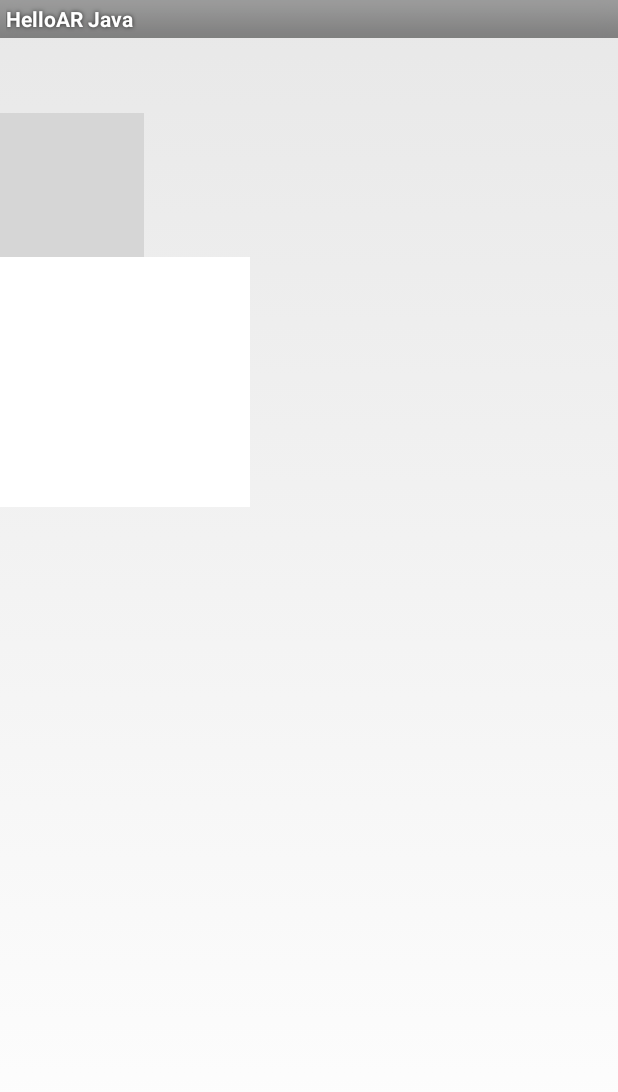
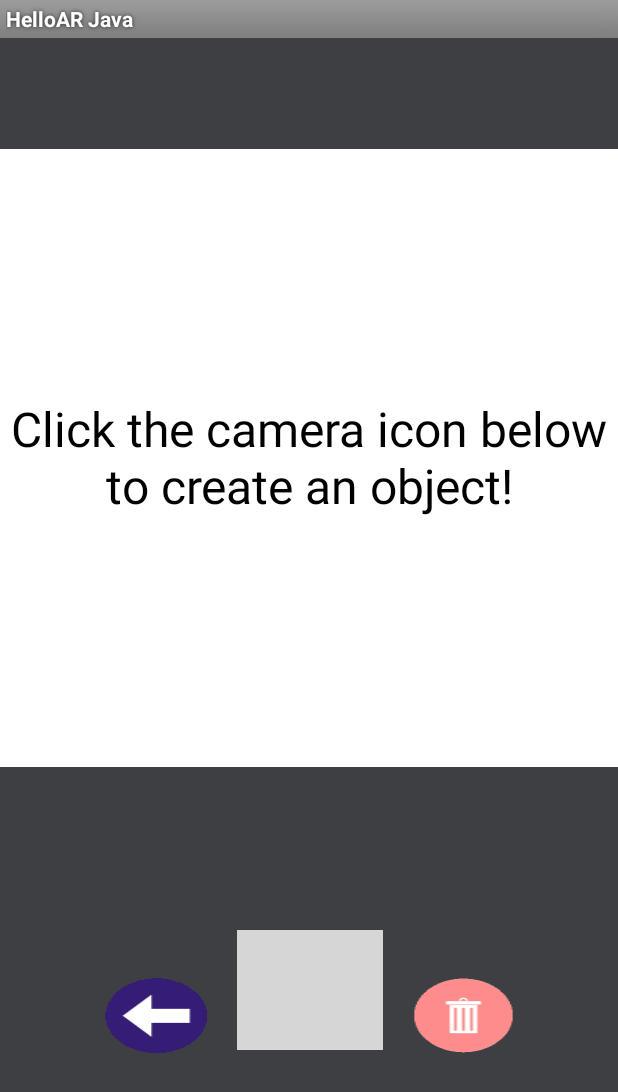
Before and after one commit to jayleenli/AR-Sandbox-Aquarium, an Android app: the layout activity_camera.xml on its own in the app's theme, with its tools: preview values and no code run, on a phone screen of 412 x 824 dp. Shown: the top 1092 px of the screen. Run offline under Robolectric (Android 15) with nearby library versions, the phone set to English and light mode, and no system bars; grey boxes are pictures that could not be loaded.

Commit message:
Graphic design is my passion with slightly misaligned buttons no worries, camera works but it saves bitmaps..

```diff
--- a/ar_sandbox_aquarium/app/src/main/AndroidManifest.xml
+++ b/ar_sandbox_aquarium/app/src/main/AndroidManifest.xml
@@ -14,7 +14,8 @@
     <uses-feature
         android:glEsVersion="0x00020000"
         android:required="true" />
-    <uses-feature android:name="android.hardware.camera"
+    <uses-feature
+        android:name="android.hardware.camera"
         android:required="true" />
 
     <application
@@ -27,8 +28,8 @@
         <activity
             android:name=".CameraActivity"
             android:configChanges="orientation|keyboardHidden|screenSize"
-            android:label="@string/title_activity_camera"
-            android:theme="@style/FullscreenTheme"></activity>
+            android:screenOrientation="locked"
+            android:theme="@style/Theme.AppCompat.NoActionBar"/>
         <activity
             android:name=".ArSandboxMainActivity"
             android:configChanges="orientation|screenSize"
--- a/ar_sandbox_aquarium/app/src/main/java/com/google/ar/core/examples/java/arsandboxaquarium/CameraActivity.java
+++ b/ar_sandbox_aquarium/app/src/main/java/com/google/ar/core/examples/java/arsandboxaquarium/CameraActivity.java
@@ -50,7 +50,7 @@ public class CameraActivity extends Activity {
    */
   private static final int UI_ANIMATION_DELAY = 300;
   private final Handler mHideHandler = new Handler();
-  //private View mContentView;
+  private View mContentView;
   private final Runnable mHidePart2Runnable = new Runnable() {
     @SuppressLint("InlinedApi")
     @Override
@@ -60,15 +60,15 @@ public class CameraActivity extends Activity {
       // Note that some of these constants are new as of API 16 (Jelly Bean)
       // and API 19 (KitKat). It is safe to use them, as they are inlined
       // at compile-time and do nothing on earlier devices.
-//      mContentView.setSystemUiVisibility(View.SYSTEM_UI_FLAG_LOW_PROFILE
-//              | View.SYSTEM_UI_FLAG_FULLSCREEN
-//              | View.SYSTEM_UI_FLAG_LAYOUT_STABLE
-//              | View.SYSTEM_UI_FLAG_IMMERSIVE_STICKY
-//              | View.SYSTEM_UI_FLAG_LAYOUT_HIDE_NAVIGATION
-//              | View.SYSTEM_UI_FLAG_HIDE_NAVIGATION);
+      mContentView.setSystemUiVisibility(View.SYSTEM_UI_FLAG_LOW_PROFILE
+              | View.SYSTEM_UI_FLAG_FULLSCREEN
+              | View.SYSTEM_UI_FLAG_LAYOUT_STABLE
+              | View.SYSTEM_UI_FLAG_IMMERSIVE_STICKY
+              | View.SYSTEM_UI_FLAG_LAYOUT_HIDE_NAVIGATION
+              | View.SYSTEM_UI_FLAG_HIDE_NAVIGATION);
     }
   };
-  //private View mControlsView;
+  private View mControlsView;
   private final Runnable mShowPart2Runnable = new Runnable() {
     @Override
     public void run() {
@@ -77,7 +77,7 @@ public class CameraActivity extends Activity {
 //      if (actionBar != null) {
 //        actionBar.show();
 //      }
-      //mControlsView.setVisibility(View.VISIBLE);
+      mControlsView.setVisibility(View.VISIBLE);
     }
   };
   private boolean mVisible;
@@ -113,13 +113,13 @@ public class CameraActivity extends Activity {
 
   @Override
   protected void onCreate(Bundle savedInstanceState) {
-
-    mVisible = true;
+    mVisible = false;
+    mContentView= getWindow().getDecorView();
 
 
     super.onCreate(savedInstanceState);
     setContentView(R.layout.activity_camera);
-    this.imageView = (ImageView)this.findViewById(R.id.imageView1);
+    this.imageView = (ImageView)this.findViewById(R.id.objectImageView);
     ImageButton photoButton = (ImageButton) this.findViewById(R.id.take_photo);
     photoButton.setOnClickListener(new View.OnClickListener()
     {
@@ -180,23 +180,11 @@ public class CameraActivity extends Activity {
 
   private void hide() {
     // Hide UI first
-    //mControlsView.setVisibility(View.GONE);
-    //mVisible = false;
+    mVisible = false;
 
     // Schedule a runnable to remove the status and navigation bar after a delay
     mHideHandler.removeCallbacks(mShowPart2Runnable);
     mHideHandler.postDelayed(mHidePart2Runnable, UI_ANIMATION_DELAY);
-  }
-
-  private void show() {
-    // Show the system bar
-//    mContentView.setSystemUiVisibility(View.SYSTEM_UI_FLAG_LAYOUT_FULLSCREEN
-//            | View.SYSTEM_UI_FLAG_LAYOUT_HIDE_NAVIGATION);
-//    mVisible = true;
-
-    // Schedule a runnable to display UI elements after a delay
-    mHideHandler.removeCallbacks(mHidePart2Runnable);
-    mHideHandler.postDelayed(mShowPart2Runnable, UI_ANIMATION_DELAY);
   }
 
   /**
--- a/ar_sandbox_aquarium/app/src/main/res/layout/activity_camera.xml
+++ b/ar_sandbox_aquarium/app/src/main/res/layout/activity_camera.xml
@@ -1,31 +1,81 @@
 <?xml version="1.0" encoding="utf-8"?>
 <LinearLayout xmlns:android="http://schemas.android.com/apk/res/android"
+    android:id="@+id/activity_camera"
     android:layout_width="fill_parent"
     android:layout_height="fill_parent"
-    android:orientation="vertical">
+    android:background="#3e3f42"
+    android:orientation="vertical"
+    android:weightSum="1"
+    android:theme="@style/AppTheme.NoActionBar">
+
+    <RelativeLayout
+        android:layout_width="match_parent"
+        android:layout_height="match_parent"
+        android:layout_weight=".30">
+
+        <ImageView
+            android:id="@+id/objectImageView"
+            android:layout_width="match_parent"
+            android:layout_height="match_parent"
+            android:layout_gravity="center_vertical|center_horizontal"
+            android:src="@drawable/blankimg" />
+
+        <TextView
+            android:id="@+id/myImageViewText"
+            android:layout_width="wrap_content"
+            android:layout_height="wrap_content"
+            android:layout_alignLeft="@+id/objectImageView"
+            android:layout_alignTop="@+id/objectImageView"
+            android:layout_alignRight="@+id/objectImageView"
+            android:layout_alignBottom="@+id/objectImageView"
+            android:layout_margin="1dp"
+            android:gravity="center"
+            android:text="Click the camera icon below to create an object!"
+            android:textColor="#000000"
+            android:textSize="32dp" />
+    </RelativeLayout>
 
     <LinearLayout
         android:layout_width="match_parent"
-        android:layout_height="wrap_content"
-        android:orientation="vertical">
+        android:layout_height="match_parent"
+        android:layout_marginVertical="35dp"
+        android:layout_weight=".7"
+        android:orientation="horizontal"
+        android:weightSum="1">
+
+        <ImageButton
+            android:id="@+id/back_to_home_button"
+            android:layout_width="match_parent"
+            android:layout_height="wrap_content"
+            android:layout_alignParentEnd="true"
+            android:layout_marginLeft="70dp"
+            android:layout_marginTop="32dp"
+            android:layout_marginRight="0dp"
+            android:layout_weight=".333333"
+            android:background="@drawable/back"
+            android:text="Back" />
 
         <ImageButton
             android:id="@+id/take_photo"
-            android:layout_width="wrap_content"
-            android:layout_height="wrap_content"
+            android:layout_width="match_parent"
+            android:layout_height="80dp"
             android:layout_alignParentTop="true"
             android:layout_alignParentEnd="true"
-            android:layout_marginTop="50dp"
-            android:layout_marginRight="15dp"
-            android:background="@android:color/transparent"
-            android:src="@drawable/capture" />
+            android:layout_marginHorizontal="20dp"
+            android:layout_weight=".333333"
+            android:background="@drawable/capture" />
 
+        <ImageButton
+            android:id="@+id/delete_button"
+            android:layout_width="match_parent"
+            android:layout_height="wrap_content"
+            android:layout_alignParentEnd="true"
+            android:layout_marginLeft="0dp"
+            android:layout_marginTop="30dp"
+            android:layout_marginRight="70dp"
+            android:layout_weight=".333333"
+            android:background="@drawable/trash"
+            android:text="Create" />
 
-        <ImageView
-            android:id="@+id/imageView1"
-            android:layout_width="wrap_content"
-            android:layout_height="wrap_content"
-            android:src="@drawable/blankimg"></ImageView>
     </LinearLayout>
-
 </LinearLayout>
--- a/ar_sandbox_aquarium/app/src/main/res/values/strings.xml
+++ b/ar_sandbox_aquarium/app/src/main/res/values/strings.xml
@@ -32,5 +32,6 @@
     <string name="title_activity_camera">FullscreenActivity</string>
     <string name="dummy_button">Dummy Button</string>
     <string name="dummy_content">DUMMY\nCONTENT</string>
+    <string name="title_activity_fullscreen">FullscreenActivity</string>
 
 </resources>
--- a/ar_sandbox_aquarium/app/src/main/res/values/styles.xml
+++ b/ar_sandbox_aquarium/app/src/main/res/values/styles.xml
@@ -44,4 +44,10 @@
         <item name="android:background">@color/black_overlay</item>
     </style>
 
+    <style name="AppTheme.NoActionBar" parent="Theme.AppCompat.Light.DarkActionBar">
+        <item name="windowActionBar">false</item>
+        <item name="windowNoTitle">true</item>
+        <item name="android:windowFullscreen">true</item>
+    </style>
+
 </resources>
```
Also changed, not shown: ar_sandbox_aquarium/app/src/main/res/drawable-xxhdpi/back.gif (added), ar_sandbox_aquarium/app/src/main/res/drawable-xxhdpi/camera_icon.png (deleted), ar_sandbox_aquarium/app/src/main/res/drawable-xxhdpi/done.gif (added), ar_sandbox_aquarium/app/src/main/res/drawable-xxhdpi/trash.gif (added).
